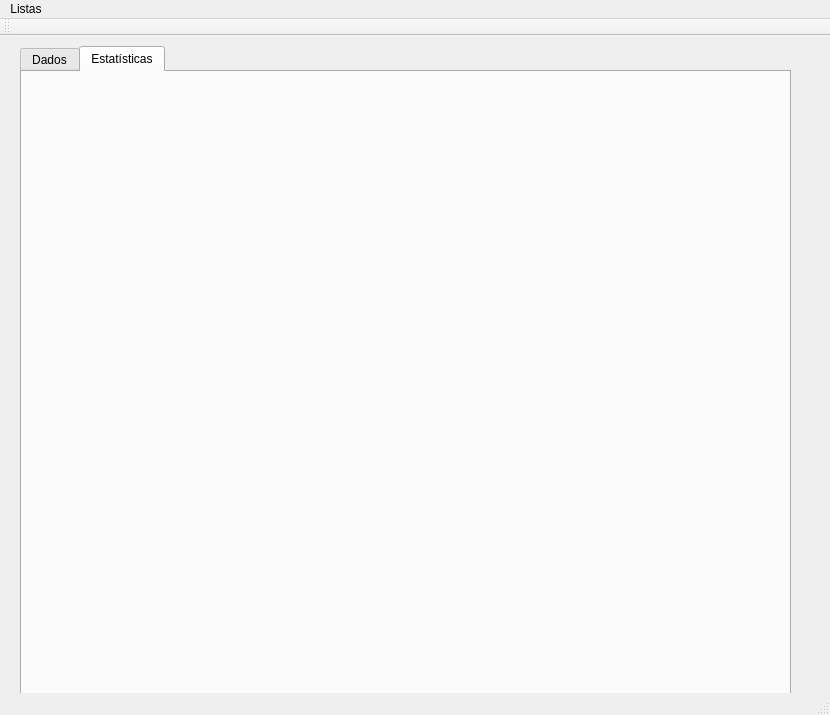
Qt form mainwindow.ui (andressatheotonio/FilmListQT) before a commit.
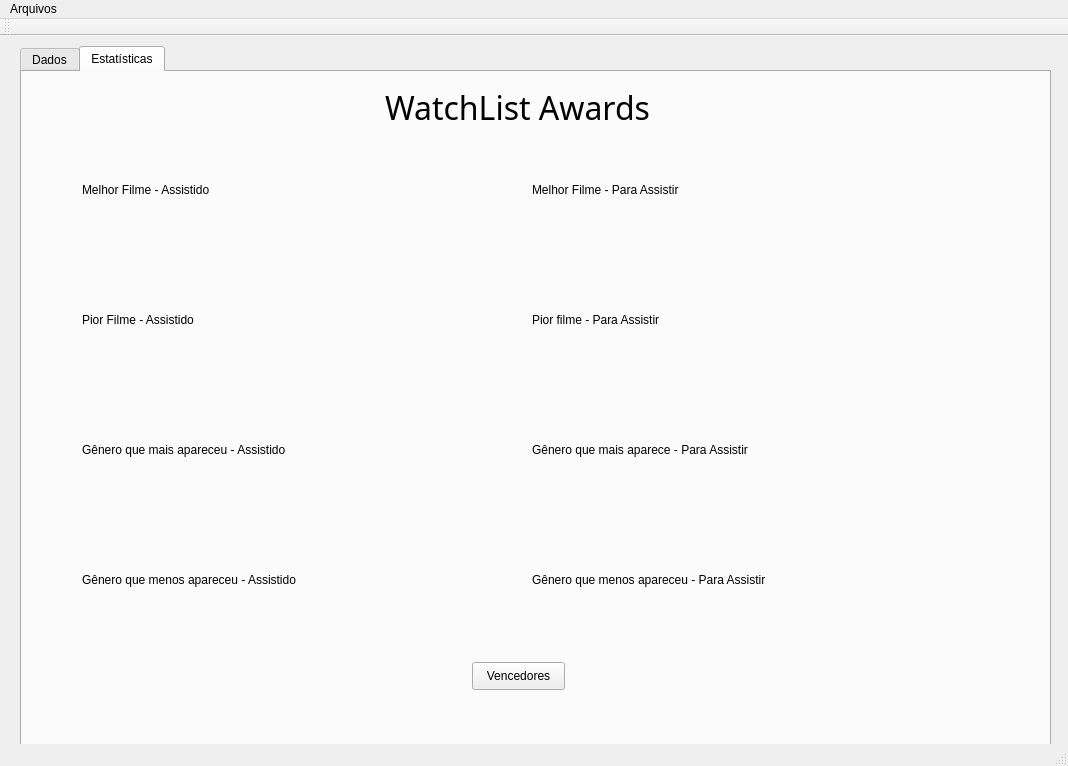
The same form after that commit. The open tabs and pages were chosen to show the change.

Diff of the .ui file:
```diff
--- a/mainwindow.ui
+++ b/mainwindow.ui
@@ -6,8 +6,8 @@
    <rect>
     <x>0</x>
     <y>0</y>
-    <width>830</width>
-    <height>715</height>
+    <width>1068</width>
+    <height>766</height>
    </rect>
   </property>
   <property name="windowTitle">
@@ -19,8 +19,8 @@
      <rect>
       <x>20</x>
       <y>10</y>
-      <width>771</width>
-      <height>651</height>
+      <width>1031</width>
+      <height>701</height>
      </rect>
     </property>
     <property name="font">
@@ -421,6 +421,273 @@
      <attribute name="title">
       <string>Estatísticas</string>
      </attribute>
+     <widget class="QLabel" name="titleAwards">
+      <property name="geometry">
+       <rect>
+        <x>340</x>
+        <y>10</y>
+        <width>311</width>
+        <height>51</height>
+       </rect>
+      </property>
+      <property name="font">
+       <font>
+        <family>Microsoft JhengHei UI Light</family>
+        <pointsize>24</pointsize>
+       </font>
+      </property>
+      <property name="text">
+       <string>WatchList Awards</string>
+      </property>
+      <property name="alignment">
+       <set>Qt::AlignCenter</set>
+      </property>
+     </widget>
+     <widget class="QLabel" name="lbmelhorfilmet">
+      <property name="geometry">
+       <rect>
+        <x>60</x>
+        <y>110</y>
+        <width>171</width>
+        <height>16</height>
+       </rect>
+      </property>
+      <property name="text">
+       <string>Melhor Filme - Assistido</string>
+      </property>
+     </widget>
+     <widget class="QLabel" name="melhorfilmet">
+      <property name="geometry">
+       <rect>
+        <x>90</x>
+        <y>140</y>
+        <width>261</width>
+        <height>61</height>
+       </rect>
+      </property>
+      <property name="text">
+       <string/>
+      </property>
+      <property name="textFormat">
+       <enum>Qt::AutoText</enum>
+      </property>
+     </widget>
+     <widget class="QLabel" name="lbpiorfilmet">
+      <property name="geometry">
+       <rect>
+        <x>60</x>
+        <y>240</y>
+        <width>151</width>
+        <height>16</height>
+       </rect>
+      </property>
+      <property name="text">
+       <string>Pior Filme - Assistido</string>
+      </property>
+     </widget>
+     <widget class="QLabel" name="piorfilmet">
+      <property name="geometry">
+       <rect>
+        <x>80</x>
+        <y>260</y>
+        <width>261</width>
+        <height>61</height>
+       </rect>
+      </property>
+      <property name="text">
+       <string/>
+      </property>
+      <property name="textFormat">
+       <enum>Qt::AutoText</enum>
+      </property>
+     </widget>
+     <widget class="QLabel" name="lbgenmaist">
+      <property name="geometry">
+       <rect>
+        <x>60</x>
+        <y>370</y>
+        <width>261</width>
+        <height>16</height>
+       </rect>
+      </property>
+      <property name="text">
+       <string>Gênero que mais apareceu - Assistido</string>
+      </property>
+     </widget>
+     <widget class="QLabel" name="genmaist">
+      <property name="geometry">
+       <rect>
+        <x>90</x>
+        <y>400</y>
+        <width>261</width>
+        <height>61</height>
+       </rect>
+      </property>
+      <property name="text">
+       <string/>
+      </property>
+      <property name="textFormat">
+       <enum>Qt::AutoText</enum>
+      </property>
+     </widget>
+     <widget class="QLabel" name="lbmelhorfilmef">
+      <property name="geometry">
+       <rect>
+        <x>510</x>
+        <y>110</y>
+        <width>191</width>
+        <height>16</height>
+       </rect>
+      </property>
+      <property name="text">
+       <string>Melhor Filme - Para Assistir</string>
+      </property>
+     </widget>
+     <widget class="QLabel" name="lbgenmenost">
+      <property name="geometry">
+       <rect>
+        <x>60</x>
+        <y>500</y>
+        <width>281</width>
+        <height>16</height>
+       </rect>
+      </property>
+      <property name="text">
+       <string>Gênero que menos apareceu - Assistido</string>
+      </property>
+     </widget>
+     <widget class="QLabel" name="genmenost">
+      <property name="geometry">
+       <rect>
+        <x>100</x>
+        <y>530</y>
+        <width>261</width>
+        <height>61</height>
+       </rect>
+      </property>
+      <property name="text">
+       <string/>
+      </property>
+      <property name="textFormat">
+       <enum>Qt::AutoText</enum>
+      </property>
+     </widget>
+     <widget class="QLabel" name="melhorfilmef">
+      <property name="geometry">
+       <rect>
+        <x>540</x>
+        <y>140</y>
+        <width>261</width>
+        <height>61</height>
+       </rect>
+      </property>
+      <property name="text">
+       <string/>
+      </property>
+      <property name="textFormat">
+       <enum>Qt::AutoText</enum>
+      </property>
+     </widget>
+     <widget class="QLabel" name="lbpiorfilmef">
+      <property name="geometry">
+       <rect>
+        <x>510</x>
+        <y>240</y>
+        <width>181</width>
+        <height>16</height>
+       </rect>
+      </property>
+      <property name="text">
+       <string>Pior filme - Para Assistir</string>
+      </property>
+     </widget>
+     <widget class="QLabel" name="piorfilmef">
+      <property name="geometry">
+       <rect>
+        <x>540</x>
+        <y>270</y>
+        <width>261</width>
+        <height>61</height>
+       </rect>
+      </property>
+      <property name="text">
+       <string/>
+      </property>
+      <property name="textFormat">
+       <enum>Qt::AutoText</enum>
+      </property>
+     </widget>
+     <widget class="QLabel" name="lbgenmaisf">
+      <property name="geometry">
+       <rect>
+        <x>510</x>
+        <y>370</y>
+        <width>261</width>
+        <height>16</height>
+       </rect>
+      </property>
+      <property name="text">
+       <string>Gênero que mais aparece - Para Assistir</string>
+      </property>
+     </widget>
+     <widget class="QLabel" name="lbgenmenosf">
+      <property name="geometry">
+       <rect>
+        <x>510</x>
+        <y>500</y>
+        <width>291</width>
+        <height>16</height>
+       </rect>
+      </property>
+      <property name="text">
+       <string>Gênero que menos apareceu - Para Assistir</string>
+      </property>
+     </widget>
+     <widget class="QLabel" name="genmaisf">
+      <property name="geometry">
+       <rect>
+        <x>540</x>
+        <y>400</y>
+        <width>261</width>
+        <height>61</height>
+       </rect>
+      </property>
+      <property name="text">
+       <string/>
+      </property>
+      <property name="textFormat">
+       <enum>Qt::AutoText</enum>
+      </property>
+     </widget>
+     <widget class="QLabel" name="genmenosf">
+      <property name="geometry">
+       <rect>
+        <x>540</x>
+        <y>530</y>
+        <width>261</width>
+        <height>61</height>
+       </rect>
+      </property>
+      <property name="text">
+       <string/>
+      </property>
+      <property name="textFormat">
+       <enum>Qt::AutoText</enum>
+      </property>
+     </widget>
+     <widget class="QPushButton" name="btnwinners">
+      <property name="geometry">
+       <rect>
+        <x>450</x>
+        <y>590</y>
+        <width>93</width>
+        <height>28</height>
+       </rect>
+      </property>
+      <property name="text">
+       <string>Vencedores</string>
+      </property>
+     </widget>
     </widget>
    </widget>
   </widget>
@@ -429,18 +696,18 @@
     <rect>
      <x>0</x>
      <y>0</y>
-     <width>830</width>
+     <width>1068</width>
      <height>26</height>
     </rect>
    </property>
-   <widget class="QMenu" name="menuListas">
+   <widget class="QMenu" name="menuArquivos">
     <property name="title">
-     <string>Listas</string>
+     <string>Arquivos</string>
     </property>
     <addaction name="actionAssistidos"/>
     <addaction name="actionPara_assistir"/>
    </widget>
-   <addaction name="menuListas"/>
+   <addaction name="menuArquivos"/>
   </widget>
   <widget class="QToolBar" name="mainToolBar">
    <attribute name="toolBarArea">
```
Left out of the diff: 137 changed lines with no effect on the pictures.
